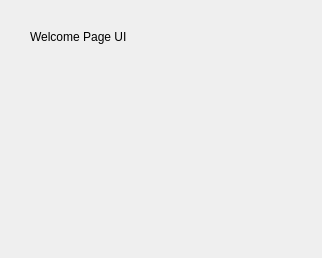
KDE/krita, file libs/ui/forms/KisWelcomePage.ui: the form before one commit.
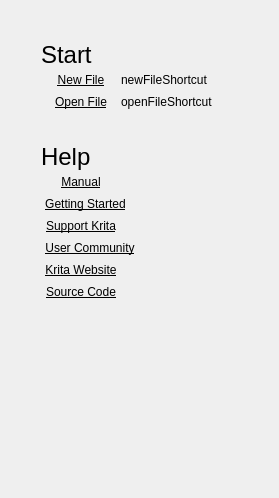
The form after the commit.

Commit message: Hook up file and help links

The edit to the form file:
```diff
--- a/libs/ui/forms/KisWelcomePage.ui
+++ b/libs/ui/forms/KisWelcomePage.ui
@@ -6,8 +6,8 @@
    <rect>
     <x>0</x>
     <y>0</y>
-    <width>322</width>
-    <height>258</height>
+    <width>279</width>
+    <height>498</height>
    </rect>
   </property>
   <property name="sizePolicy">
@@ -16,25 +16,383 @@
     <verstretch>0</verstretch>
    </sizepolicy>
   </property>
-  <layout class="QVBoxLayout" name="verticalLayout">
-   <property name="leftMargin">
-    <number>30</number>
-   </property>
-   <property name="topMargin">
-    <number>30</number>
-   </property>
-   <property name="rightMargin">
-    <number>30</number>
-   </property>
-   <property name="bottomMargin">
-    <number>30</number>
-   </property>
+  <layout class="QVBoxLayout" name="verticalLayout_2">
    <item>
-    <widget class="QLabel" name="soldStrokeColorLabel">
-     <property name="text">
-      <string>Welcome Page UI</string>
+    <layout class="QVBoxLayout" name="verticalLayout">
+     <property name="spacing">
+      <number>0</number>
      </property>
-    </widget>
+     <property name="leftMargin">
+      <number>30</number>
+     </property>
+     <property name="topMargin">
+      <number>30</number>
+     </property>
+     <property name="rightMargin">
+      <number>30</number>
+     </property>
+     <property name="bottomMargin">
+      <number>30</number>
+     </property>
+     <item>
+      <widget class="QLabel" name="startTitleLabel">
+       <property name="font">
+        <font>
+         <pointsize>18</pointsize>
+        </font>
+       </property>
+       <property name="text">
+        <string>Start</string>
+       </property>
+      </widget>
+     </item>
+     <item>
+      <layout class="QHBoxLayout" name="horizontalLayout">
+       <property name="spacing">
+        <number>0</number>
+       </property>
+       <item>
+        <widget class="QPushButton" name="newFileLink">
+         <property name="font">
+          <font>
+           <underline>true</underline>
+          </font>
+         </property>
+         <property name="text">
+          <string>New File</string>
+         </property>
+         <property name="checkable">
+          <bool>false</bool>
+         </property>
+         <property name="flat">
+          <bool>true</bool>
+         </property>
+        </widget>
+       </item>
+       <item>
+        <widget class="QLabel" name="newFileLinkShortcut">
+         <property name="font">
+          <font>
+           <underline>false</underline>
+          </font>
+         </property>
+         <property name="text">
+          <string>newFileShortcut</string>
+         </property>
+        </widget>
+       </item>
+       <item>
+        <spacer name="horizontalSpacer">
+         <property name="orientation">
+          <enum>Qt::Horizontal</enum>
+         </property>
+         <property name="sizeHint" stdset="0">
+          <size>
+           <width>40</width>
+           <height>20</height>
+          </size>
+         </property>
+        </spacer>
+       </item>
+      </layout>
+     </item>
+     <item>
+      <layout class="QHBoxLayout" name="horizontalLayout_2">
+       <property name="spacing">
+        <number>0</number>
+       </property>
+       <property name="bottomMargin">
+        <number>30</number>
+       </property>
+       <item>
+        <widget class="QPushButton" name="openFileLink">
+         <property name="font">
+          <font>
+           <underline>true</underline>
+          </font>
+         </property>
+         <property name="text">
+          <string>Open File</string>
+         </property>
+         <property name="checkable">
+          <bool>false</bool>
+         </property>
+         <property name="flat">
+          <bool>true</bool>
+         </property>
+        </widget>
+       </item>
+       <item>
+        <widget class="QLabel" name="openFileShortcut">
+         <property name="font">
+          <font>
+           <underline>false</underline>
+          </font>
+         </property>
+         <property name="text">
+          <string>openFileShortcut</string>
+         </property>
+        </widget>
+       </item>
+       <item>
+        <spacer name="horizontalSpacer_2">
+         <property name="orientation">
+          <enum>Qt::Horizontal</enum>
+         </property>
+         <property name="sizeHint" stdset="0">
+          <size>
+           <width>40</width>
+           <height>20</height>
+          </size>
+         </property>
+        </spacer>
+       </item>
+      </layout>
+     </item>
+     <item>
+      <widget class="QLabel" name="HelpTitleLabel">
+       <property name="font">
+        <font>
+         <pointsize>18</pointsize>
+        </font>
+       </property>
+       <property name="text">
+        <string>Help</string>
+       </property>
+       <property name="margin">
+        <number>0</number>
+       </property>
+      </widget>
+     </item>
+     <item>
+      <layout class="QHBoxLayout" name="horizontalLayout_7">
+       <property name="spacing">
+        <number>0</number>
+       </property>
+       <item>
+        <widget class="QPushButton" name="manualLink">
+         <property name="sizePolicy">
+          <sizepolicy hsizetype="Minimum" vsizetype="Fixed">
+           <horstretch>0</horstretch>
+           <verstretch>0</verstretch>
+          </sizepolicy>
+         </property>
+         <property name="font">
+          <font>
+           <underline>true</underline>
+          </font>
+         </property>
+         <property name="text">
+          <string>Manual</string>
+         </property>
+         <property name="checkable">
+          <bool>false</bool>
+         </property>
+         <property name="flat">
+          <bool>true</bool>
+         </property>
+        </widget>
+       </item>
+       <item>
+        <spacer name="horizontalSpacer_7">
+         <property name="orientation">
+          <enum>Qt::Horizontal</enum>
+         </property>
+         <property name="sizeType">
+          <enum>QSizePolicy::Expanding</enum>
+         </property>
+         <property name="sizeHint" stdset="0">
+          <size>
+           <width>40</width>
+           <height>5</height>
+          </size>
+         </property>
+        </spacer>
+       </item>
+      </layout>
+     </item>
+     <item>
+      <layout class="QHBoxLayout" name="horizontalLayout_3">
+       <property name="spacing">
+        <number>0</number>
+       </property>
+       <item>
+        <widget class="QPushButton" name="gettingStartedLink">
+         <property name="font">
+          <font>
+           <underline>true</underline>
+          </font>
+         </property>
+         <property name="text">
+          <string>Getting Started</string>
+         </property>
+         <property name="checkable">
+          <bool>false</bool>
+         </property>
+         <property name="flat">
+          <bool>true</bool>
+         </property>
+        </widget>
+       </item>
+       <item>
+        <spacer name="horizontalSpacer_4">
+         <property name="orientation">
+          <enum>Qt::Horizontal</enum>
+         </property>
+         <property name="sizeHint" stdset="0">
+          <size>
+           <width>40</width>
+           <height>5</height>
+          </size>
+         </property>
+        </spacer>
+       </item>
+      </layout>
+     </item>
+     <item>
+      <layout class="QHBoxLayout" name="horizontalLayout_4">
+       <item>
+        <widget class="QPushButton" name="supportKritaLink">
+         <property name="font">
+          <font>
+           <underline>true</underline>
+          </font>
+         </property>
+         <property name="text">
+          <string>Support Krita</string>
+         </property>
+         <property name="checkable">
+          <bool>false</bool>
+         </property>
+         <property name="flat">
+          <bool>true</bool>
+         </property>
+        </widget>
+       </item>
+       <item>
+        <spacer name="horizontalSpacer_3">
+         <property name="orientation">
+          <enum>Qt::Horizontal</enum>
+         </property>
+         <property name="sizeHint" stdset="0">
+          <size>
+           <width>40</width>
+           <height>20</height>
+          </size>
+         </property>
+        </spacer>
+       </item>
+      </layout>
+     </item>
+     <item>
+      <layout class="QHBoxLayout" name="horizontalLayout_5">
+       <item>
+        <widget class="QPushButton" name="userCommunityLink">
+         <property name="font">
+          <font>
+           <underline>true</underline>
+          </font>
+         </property>
+         <property name="text">
+          <string>User Community</string>
+         </property>
+         <property name="checkable">
+          <bool>false</bool>
+         </property>
+         <property name="flat">
+          <bool>true</bool>
+         </property>
+        </widget>
+       </item>
+       <item>
+        <spacer name="horizontalSpacer_5">
+         <property name="orientation">
+          <enum>Qt::Horizontal</enum>
+         </property>
+         <property name="sizeHint" stdset="0">
+          <size>
+           <width>40</width>
+           <height>20</height>
+          </size>
+         </property>
+        </spacer>
+       </item>
+      </layout>
+     </item>
+     <item>
+      <layout class="QHBoxLayout" name="horizontalLayout_6">
+       <item>
+        <widget class="QPushButton" name="kritaWebsiteLink">
+         <property name="font">
+          <font>
+           <underline>true</underline>
+          </font>
+         </property>
+         <property name="text">
+          <string>Krita Website</string>
+         </property>
+         <property name="checkable">
+          <bool>false</bool>
+         </property>
+         <property name="flat">
+          <bool>true</bool>
+         </property>
+        </widget>
+       </item>
+       <item>
+        <spacer name="horizontalSpacer_6">
+         <property name="orientation">
+          <enum>Qt::Horizontal</enum>
+         </property>
+         <property name="sizeHint" stdset="0">
+          <size>
+           <width>40</width>
+           <height>20</height>
+          </size>
+         </property>
+        </spacer>
+       </item>
+      </layout>
+     </item>
+     <item>
+      <layout class="QHBoxLayout" name="horizontalLayout_8">
+       <property name="spacing">
+        <number>0</number>
+       </property>
+       <item>
+        <widget class="QPushButton" name="sourceCodeLink">
+         <property name="font">
+          <font>
+           <underline>true</underline>
+          </font>
+         </property>
+         <property name="text">
+          <string>Source Code</string>
+         </property>
+         <property name="checkable">
+          <bool>false</bool>
+         </property>
+         <property name="flat">
+          <bool>true</bool>
+         </property>
+        </widget>
+       </item>
+       <item>
+        <spacer name="horizontalSpacer_8">
+         <property name="orientation">
+          <enum>Qt::Horizontal</enum>
+         </property>
+         <property name="sizeHint" stdset="0">
+          <size>
+           <width>40</width>
+           <height>20</height>
+          </size>
+         </property>
+        </spacer>
+       </item>
+      </layout>
+     </item>
+    </layout>
    </item>
    <item>
     <spacer name="verticalSpacer">
```
Left out of the diff: 2 changed lines with no effect on the pictures. The commit also changes 3 other files.
